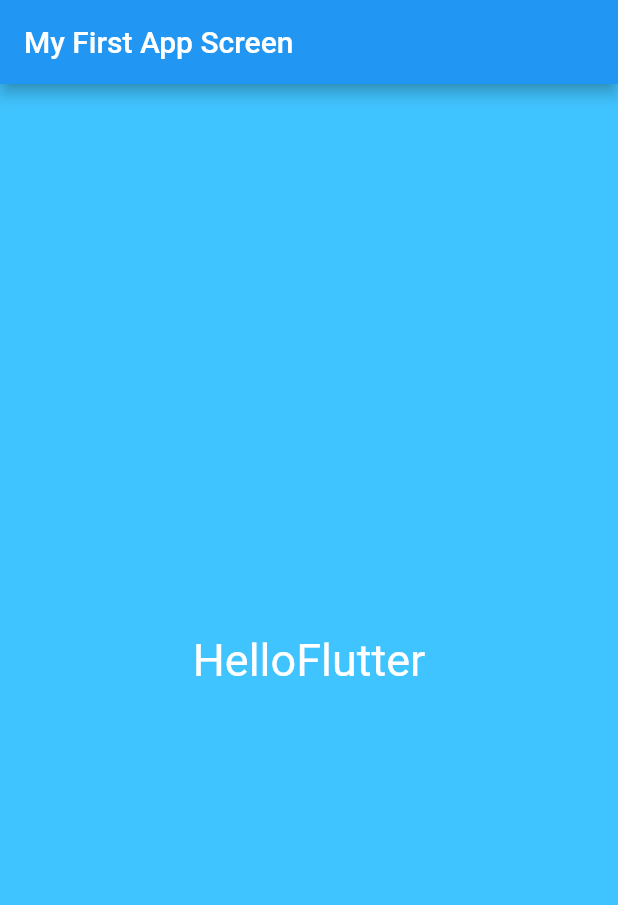
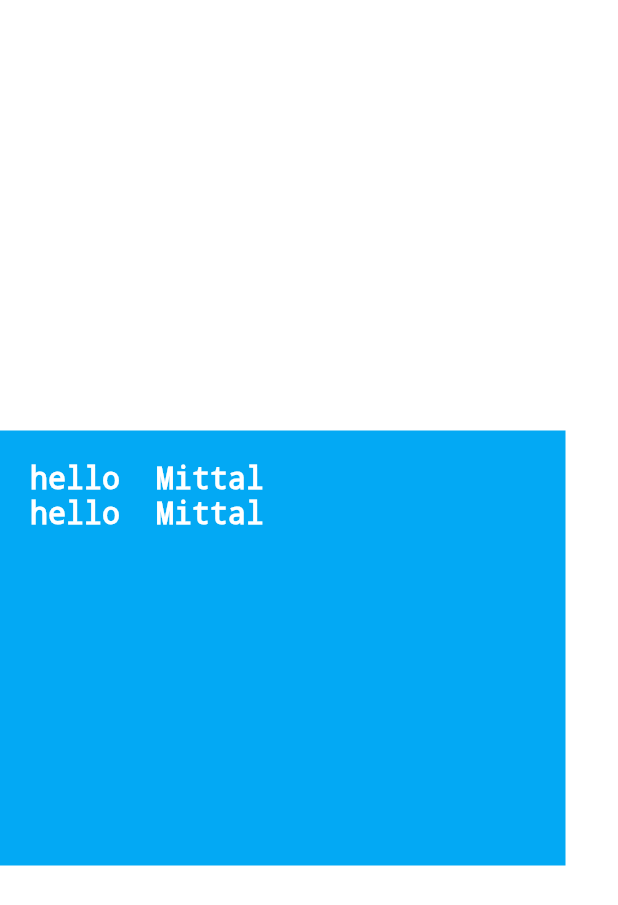
Before and after one commit to mittal1234/FlutterAppSample, a Flutter app: the screen it shows after launch, on a phone screen of 412 x 824 dp. Shown: the top 905 px of the screen. Run offline on Flutter 3.47's test engine with Material 2 defaults, Android fonts, the phone set to English and light mode, and no system bars.

Commit message:
implementation of container with add row and column

```diff
--- a/lib/app_screens/first_screen.dart
+++ /dev/null
@@ -1,19 +0,0 @@
-import 'package:flutter/material.dart';
-
-class FirstScreen extends StatelessWidget{
-  @override
-  Widget build(BuildContext context) {
-    // TODO: implement build
-    return  Material(
-      color: Colors.lightBlueAccent,
-      child:   Center(
-        child:  Text(
-          "HelloFlutter",
-          textDirection: TextDirection.ltr,
-          style: TextStyle(color: Colors.white,fontSize: 30.0),
-        ),
-      ),
-    );
-  }
-
-}
--- /dev/null
+++ b/lib/app_screens/home.dart
@@ -0,0 +1,65 @@
+import 'package:flutter/material.dart';
+
+class Home extends StatelessWidget {
+  @override
+  Widget build(BuildContext context) {
+    // TODO: implement build
+    return Center(
+        child: Container(
+            padding: EdgeInsets.only(left: 20.0,top: 20.0),
+            alignment: Alignment.center,
+            color: Colors.lightBlue,
+            width: 400.0,
+            height: 290.0,
+            margin: EdgeInsets.only(right: 35.0, top: 40.0),
+            child: Column(
+              children: <Widget>[
+                Row(
+                  children: <Widget>[
+                    Text(
+                      "hello  ",
+                      textDirection: TextDirection.ltr,
+                      style: TextStyle(
+                        decoration: TextDecoration.none,
+                        fontSize: 20.0,
+                        color: Colors.white,
+                      ),
+                    ),
+                    Text(
+                      "Mittal",
+                      textDirection: TextDirection.ltr,
+                      style: TextStyle(
+                        decoration: TextDecoration.none,
+                        fontSize: 20.0,
+                        color: Colors.white,
+                      ),
+                    ),
+                  ],
+                ),
+
+                Row(
+                  children: <Widget>[
+                    Text(
+                      "hello  ",
+                      textDirection: TextDirection.ltr,
+                      style: TextStyle(
+                        decoration: TextDecoration.none,
+                        fontSize: 20.0,
+                        color: Colors.white,
+                      ),
+                    ),
+                    Text(
+                      "Mittal",
+                      textDirection: TextDirection.ltr,
+                      style: TextStyle(
+                        decoration: TextDecoration.none,
+                        fontSize: 20.0,
+                        color: Colors.white,
+                      ),
+                    ),
+                  ],
+                )
+              ],
+            )));
+  }
+}
--- a/lib/main.dart
+++ b/lib/main.dart
@@ -1,21 +1,10 @@
 import 'package:flutter/material.dart';
-import 'package:flutter_app/app_screens/first_screen.dart';
+import 'package:flutter_app/app_screens/home.dart';
 
-void main() => runApp(new MyFlutterApp());
-
-
-class MyFlutterApp extends StatelessWidget{
-  @override
-  Widget build(BuildContext context) {
-    // TODO: implement build
-    return MaterialApp(
-      debugShowCheckedModeBanner: false,
-        title: "My Flutter App",
-        home: Scaffold(
-          appBar: AppBar(title: Text("My First App Screen"),),
-          body: FirstScreen()
-        )
-    );
-  }
+void main(){
+  runApp(MaterialApp(
+    title: "Exploring Ui Widgets",
+    home: Home(),
+  ));
 
 }
```
